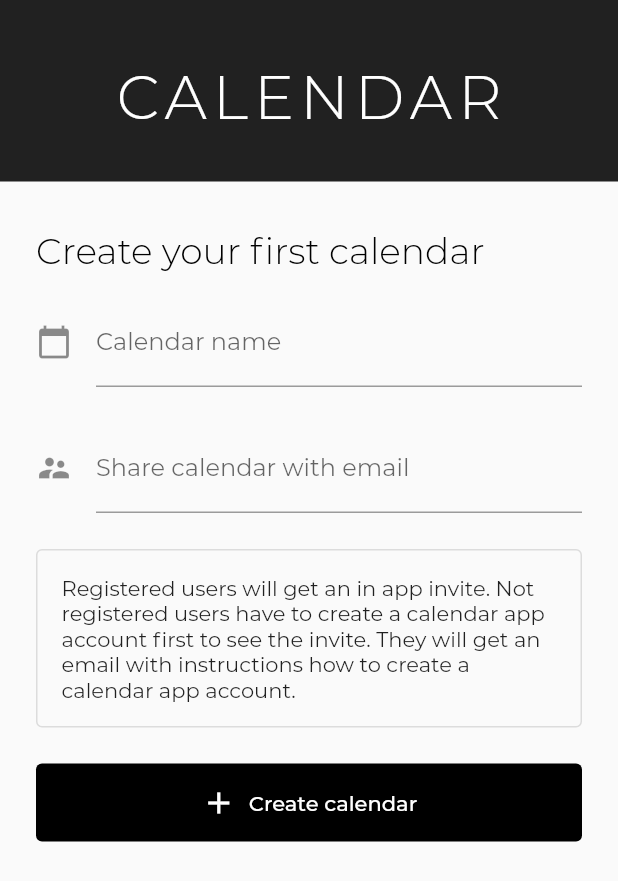
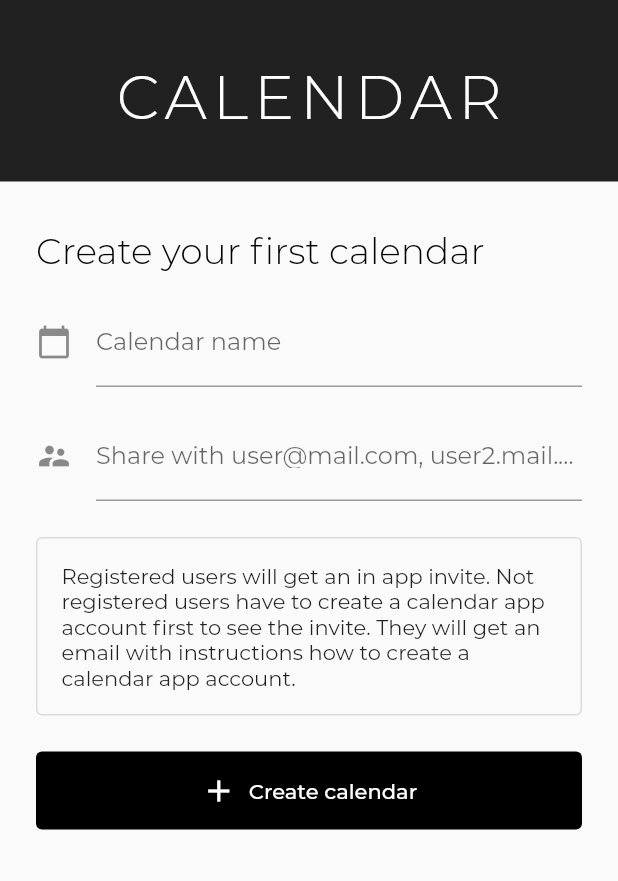
Before and after one commit to svenhartz/calendar, a Flutter app: the AddCalendar screen opened by its route, on a phone screen of 412 x 824 dp. Shown: the top 881 px of the screen. Run offline on Flutter 3.47's test engine with Material 2 defaults, Android fonts, the phone set to English and light mode, and no system bars; our stand-ins replace table_calendar.

Commit message:
Add error handling into 'Create calendar' screen

```diff
--- a/lib/data.dart
+++ b/lib/data.dart
@@ -2,6 +2,7 @@ import 'package:flutter/material.dart';
 
 class Data extends ChangeNotifier {
   String email;
+  String calendar = '';
   bool firstLogin = true;
   Map <String,String> users = {
     'mail@sven.com': '123',
@@ -10,10 +11,8 @@ class Data extends ChangeNotifier {
 
 
   Map<DateTime, List> events = {
-    DateTime.now().subtract(Duration(days: 30)): [
+    DateTime.now().subtract(Duration(days: 300)): [
       'Event A0',
-      'Event B0',
-      'Event C0'
     ],
   };
 
--- a/lib/screens/add_calendar.dart
+++ b/lib/screens/add_calendar.dart
@@ -12,6 +12,7 @@ class AddCalendar extends StatefulWidget {
 }
 
 class _AddCalendar extends State<AddCalendar> {
+  String errorMessage = '';
   final calendarNameController = TextEditingController();
   final shareController = TextEditingController();
 
@@ -31,7 +32,10 @@ class _AddCalendar extends State<AddCalendar> {
         crossAxisAlignment: CrossAxisAlignment.stretch,
         children: [
           Container(
-            padding: EdgeInsets.only(top: 40.0, bottom: 32.0,),
+            padding: EdgeInsets.only(
+              top: 40.0,
+              bottom: 32.0,
+            ),
             color: Colors.black87,
             child: Center(
               child: Text(
@@ -60,13 +64,30 @@ class _AddCalendar extends State<AddCalendar> {
                     labelText: 'Calendar name',
                   ),
                 ),
-                kVerticalSpacer24,
+                kVerticalSpacer16,
+                if(errorMessage != '') Container(
+                  child: Center(
+                    child: Text(
+                      errorMessage ?? '',
+                      style: kErrorMessage,
+                    ),
+                  ),
+                  padding: EdgeInsets.all(16.0),
+                  decoration: new BoxDecoration(
+                    border: Border.all(
+                      color: Colors.red,
+                    ),
+                    borderRadius: new BorderRadius.circular(4.0),
+                  ),
+                ),
+                if(errorMessage != '') kVerticalSpacer24,
 
                 TextFormField(
                   controller: shareController,
+                  keyboardType: TextInputType.emailAddress,
                   decoration: const InputDecoration(
                     icon: Icon(Icons.supervisor_account),
-                    labelText: 'Share calendar with email',
+                    labelText: 'Share with user@mail.com, user2.mail.com...',
                   ),
                 ),
                 kVerticalSpacer24,
@@ -93,6 +114,9 @@ class _AddCalendar extends State<AddCalendar> {
                   padding: EdgeInsets.all(14.0),
                   color: Colors.black,
                   onPressed: () {
+                    if(calendarNameController.text != ''){
+                      Provider.of<Data>(context, listen: false).calendar =
+                          calendarNameController.text;
                       Navigator.pushNamed(
                         context,
                         '/home',
@@ -100,6 +124,10 @@ class _AddCalendar extends State<AddCalendar> {
                             title:
                             Provider.of<Data>(context, listen: false).email),
                       );
+                    } else{
+                      showErrorMessage('Your calendar needs a name :)');
+                    }
+
                   },
                   icon: Icon(
                     Icons.add,
@@ -119,4 +147,9 @@ class _AddCalendar extends State<AddCalendar> {
       ),
     );
   }
+  void showErrorMessage(String message) {
+    setState(() {
+      errorMessage = message;
+    });
   }
+}
--- a/lib/screens/home.dart
+++ b/lib/screens/home.dart
@@ -131,7 +131,7 @@ class _Home extends State<Home> with TickerProviderStateMixin {
         Container(
           padding: EdgeInsets.all(16.0),
           child: Text(
-            widget.title,
+            Provider.of<Data>(context, listen: false).calendar,
             style: TextStyle(fontWeight: FontWeight.w500),
           ),
         ),
@@ -141,7 +141,7 @@ class _Home extends State<Home> with TickerProviderStateMixin {
             FlatButton.icon(
               padding: EdgeInsets.all(14.0),
               onPressed: () {
-                //Navigator.popAndPushNamed(context, '/');
+                //navigate to manage calendars page
               },
               icon: Icon(Icons.calendar_today),
               label: Text("Manage calendars"),
```
Lines whose indentation alone changed are shown as unchanged.
